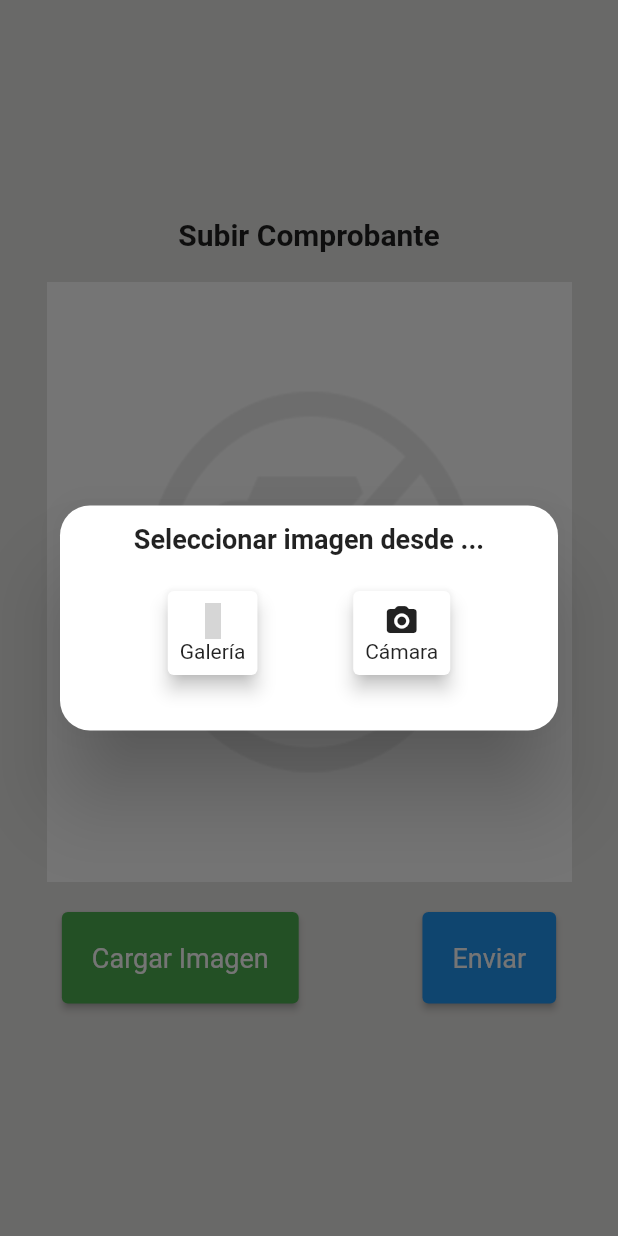
After one commit to suarezKevin/GestionBuses, a Flutter app: the ReceiptSendPage screen opened by its route, after a tap on "Cargar Imagen", on a phone screen of 412 x 824 dp. The commit adds this screen. Run offline on Flutter 3.47's test engine with Material 2 defaults, Android fonts, the phone set to English and light mode, and no system bars; drawn by our look-alikes of modal_progress_hud_nsn; our stand-ins replace flutter_vector_icons, hexcolor, image_picker, internet_connection_checker, shared_preferences; accounts and stored records are empty; grey boxes are pictures that could not be loaded.

Commit message:
DBS-55 Desarrollo de interfaz y consumo de servicio para enviar la imagen del recibo, por medio de la galería y cámara.

```diff
--- a/lib/src/app.dart
+++ b/lib/src/app.dart
@@ -1,6 +1,7 @@
 import 'package:flutter/material.dart';
 import 'package:mobil_app_bus/src/screens/home_page.dart';
 import 'package:mobil_app_bus/src/screens/login_page.dart';
+import 'package:mobil_app_bus/src/screens/receipt_send_page.dart';
 import 'package:mobil_app_bus/src/screens/register_user.dart';
 import 'package:mobil_app_bus/src/screens/seat_selection_page.dart';
 import 'package:mobil_app_bus/src/screens/ticket_information_page.dart';
@@ -38,6 +39,7 @@ class _MyAppState extends State<MyApp> {
         "/ticket_information_page": (context) => TicketInformationPage(),
         "/seat_selection_page": (context) => SeatSelectionPage(),
         "/tickets_page": (context) => TicketsPage(),
+        "/receipt_send_page": (context) => ReceiptSendPage(),
       },
     );
   }
--- /dev/null
+++ b/lib/src/screens/receipt_send_page.dart
@@ -0,0 +1,263 @@
+import 'dart:convert';
+
+import 'package:http/http.dart' as http;
+import 'package:flutter/foundation.dart';
+import 'package:flutter/material.dart';
+import 'dart:io';
+
+import 'package:image_picker/image_picker.dart';
+
+import 'package:flutter_vector_icons/flutter_vector_icons.dart';
+import 'package:mobil_app_bus/src/screens/tickets_page.dart';
+import 'package:modal_progress_hud_nsn/modal_progress_hud_nsn.dart';
+
+class ReceiptSendPage extends StatefulWidget {
+  ReceiptSendPage({super.key, this.ticket_id});
+  String? ticket_id;
+
+  @override
+  State<ReceiptSendPage> createState() => _ReceiptSendPageState();
+}
+
+class _ReceiptSendPageState extends State<ReceiptSendPage> {
+  File? imageF;
+  bool showSpinner = false;
+
+  Uint8List? imageBytes;
+
+  Future<void> uploadImage() async {
+    setState(() {
+      showSpinner = true;
+    });
+    if (widget.ticket_id == "" || imageF == null) {
+      ScaffoldMessenger.of(context).showSnackBar(const SnackBar(
+        content: Text("¡Primero debe cargar una imagen!"),
+      ));
+    } else {
+      print(imageF.toString());
+      print(widget.ticket_id.toString());
+
+      var uri = Uri.parse(
+          "https://buslink-backend-production.up.railway.app/bus_link/api/protected/tickets");
+      var request = http.MultipartRequest("PUT", uri);
+
+      request.headers["Content-Type"] = 'multipart/form-data';
+
+      request.fields['id'] = widget.ticket_id.toString();
+      //request.fields['receipt'] = imageBytes.toString();
+
+      var multiport = http.MultipartFile(
+        'receipt',
+        imageF!.readAsBytes().asStream(),
+        imageF!.lengthSync(),
+        filename: imageF!.path.split('/').last,
+      );
+
+      request.files.add(multiport);
+      try {
+        var response = await request.send();
+
+        response.stream.transform(utf8.decoder).listen((event) {
+          print(event);
+        });
+        if (response.statusCode == 201) {
+          setState(() {
+            showSpinner = false;
+          });
+          showConfirmMessage();
+          Navigator.of(context).pop();
+          Navigator.push(
+            context,
+            MaterialPageRoute(builder: (context) => TicketsPage()),
+          );
+          print("Image uploaded");
+        } else {
+          setState(() {
+            showSpinner = false;
+          });
+          print("Failed");
+        }
+      } catch (e) {
+        e.toString();
+      }
+    }
+  }
+
+  @override
+  Widget build(BuildContext context) {
+    return ModalProgressHUD(
+      inAsyncCall: showSpinner,
+      child: Scaffold(
+        body: Center(
+          child: Column(
+            mainAxisAlignment: MainAxisAlignment.center,
+            children: [
+              Text(
+                'Subir Comprobante',
+                style: TextStyle(fontWeight: FontWeight.bold, fontSize: 20.0),
+              ),
+              SizedBox(
+                height: 20.0,
+              ),
+              imageF == null
+                  ? Image.asset("assets/images/default.png",
+                      height: 400, width: 350, fit: BoxFit.fill)
+                  : Image.file(File(imageF!.path).absolute,
+                      height: 400, width: 350, fit: BoxFit.fill),
+              SizedBox(
+                height: 20.0,
+              ),
+              Row(mainAxisAlignment: MainAxisAlignment.spaceAround, children: [
+                ElevatedButton(
+                    style: ButtonStyle(
+                        backgroundColor:
+                            MaterialStateProperty.all(Colors.green),
+                        padding:
+                            MaterialStateProperty.all(const EdgeInsets.all(20)),
+                        textStyle: MaterialStateProperty.all(const TextStyle(
+                            fontSize: 14, color: Colors.white))),
+                    onPressed: () async {
+                      _selectImage();
+                      setState(() {});
+                    },
+                    child: const Text(
+                      'Cargar Imagen',
+                      style: TextStyle(fontSize: 18),
+                    )),
+                ElevatedButton(
+                    style: ButtonStyle(
+                        backgroundColor: MaterialStateProperty.all(Colors.blue),
+                        padding:
+                            MaterialStateProperty.all(const EdgeInsets.all(20)),
+                        textStyle: MaterialStateProperty.all(const TextStyle(
+                            fontSize: 14, color: Colors.white))),
+                    onPressed: () {
+                      uploadImage();
+                    },
+                    child: const Text(
+                      'Enviar',
+                      style: TextStyle(fontSize: 18),
+                    )),
+              ]),
+              const SizedBox(height: 10),
+            ],
+          ),
+        ),
+      ),
+    );
+  }
+
+  void showConfirmMessage() {
+    ScaffoldMessenger.of(context).showSnackBar(SnackBar(
+      content: const Text("¡Recibo enviado con éxito! Esperar confirmación."),
+    ));
+  }
+
+  Future _selectImage() {
+    return showDialog(
+        context: context,
+        builder: (BuildContext context) {
+          return Dialog(
+            shape: RoundedRectangleBorder(
+                borderRadius: BorderRadius.circular(20.0)), //this right here
+            child: Container(
+              height: 150,
+              child: Padding(
+                padding: const EdgeInsets.all(12.0),
+                child: Column(
+                  children: [
+                    const Text(
+                      'Seleccionar imagen desde ...',
+                      style: TextStyle(
+                          fontSize: 18.0, fontWeight: FontWeight.bold),
+                    ),
+                    const SizedBox(
+                      height: 20,
+                    ),
+                    Row(
+                      mainAxisAlignment: MainAxisAlignment.spaceEvenly,
+                      children: [
+                        GestureDetector(
+                          onTap: () async {
+                            imageF = await selectImageFromGallery();
+                            print('Image_Path:-');
+                            print(imageF);
+                            if (imageF != null) {
+                              Navigator.pop(context);
+                              setState(() {});
+                            } else {
+                              ScaffoldMessenger.of(context)
+                                  .showSnackBar(SnackBar(
+                                content: const Text(
+                                    "¡No ha seleccionado una imagen!"),
+                              ));
+                            }
+                          },
+                          child: Card(
+                              elevation: 5,
+                              child: Padding(
+                                padding: const EdgeInsets.all(8.0),
+                                child: Column(
+                                  children: [
+                                    Icon(MaterialCommunityIcons.image_multiple),
+                                    const Text('Galería'),
+                                  ],
+                                ),
+                              )),
+                        ),
+                        GestureDetector(
+                          onTap: () async {
+                            imageF = await selectImageFromCamera();
+                            if (imageF != null) {
+                              Navigator.pop(context);
+                              setState(() {});
+                            } else {
+                              ScaffoldMessenger.of(context)
+                                  .showSnackBar(SnackBar(
+                                content: Text("¡Sin captura de imagen!"),
+                              ));
+                            }
+                          },
+                          child: Card(
+                              elevation: 5,
+                              child: Padding(
+                                padding: const EdgeInsets.all(8.0),
+                                child: Column(
+                                  children: [
+                                    Icon(Icons.camera_alt_rounded),
+                                    Text('Cámara'),
+                                  ],
+                                ),
+                              )),
+                        ),
+                      ],
+                    )
+                  ],
+                ),
+              ),
+            ),
+          );
+        });
+  }
+
+  selectImageFromGallery() async {
+    final file = await ImagePicker()
+        .pickImage(source: ImageSource.gallery, imageQuality: 90);
+    if (file != null) {
+      return File(file.path);
+    } else {
+      return null;
+    }
+  }
+
+  //
+  selectImageFromCamera() async {
+    final file = await ImagePicker()
+        .pickImage(source: ImageSource.camera, imageQuality: 90);
+    if (file != null) {
+      return File(file.path);
+    } else {
+      return null;
+    }
+  }
+}
--- a/lib/src/services/tickes_services.dart
+++ b/lib/src/services/tickes_services.dart
@@ -1,4 +1,5 @@
 import 'dart:convert';
+import 'dart:io';
 
 import 'package:http/http.dart' as http;
 import 'package:mobil_app_bus/src/models/seating.dart';
@@ -63,4 +64,6 @@ class TicketsServices {
       return e.toString();
     }
   }
+
+  Future sendReceipt(String ticket_id, File receipt) async {}
 }
--- a/pubspec.yaml
+++ b/pubspec.yaml
@@ -37,11 +37,13 @@ dependencies:
   # Use with the CupertinoIcons class for iOS style icons.
   cupertino_icons: ^1.0.2
   hexcolor: ^3.0.1
-  image_picker: ^0.8.6
+  image_picker: ^0.8.6+1
   http: ^0.13.5
   shared_preferences: ^2.0.15
   internet_connection_checker: ^1.0.0+1
   connectivity_plus: ^3.0.2
+  flutter_vector_icons: ^2.0.0
+  modal_progress_hud_nsn: ^0.3.0
 
 dev_dependencies:
   flutter_test:
@@ -68,6 +70,7 @@ flutter:
   # To add assets to your application, add an assets section, like this:
   assets:
     - assets/images/imglogin.jpeg
+    - assets/images/default.png
   #   - images/a_dot_ham.jpeg
 
   # An image asset can refer to one or more resolution-specific "variants", see
```
Also changed, not shown: lib/src/screens/tickets_page.dart (+81 -18 lines), assets/images/default.png (added), pubspec.lock, 6 other files.
